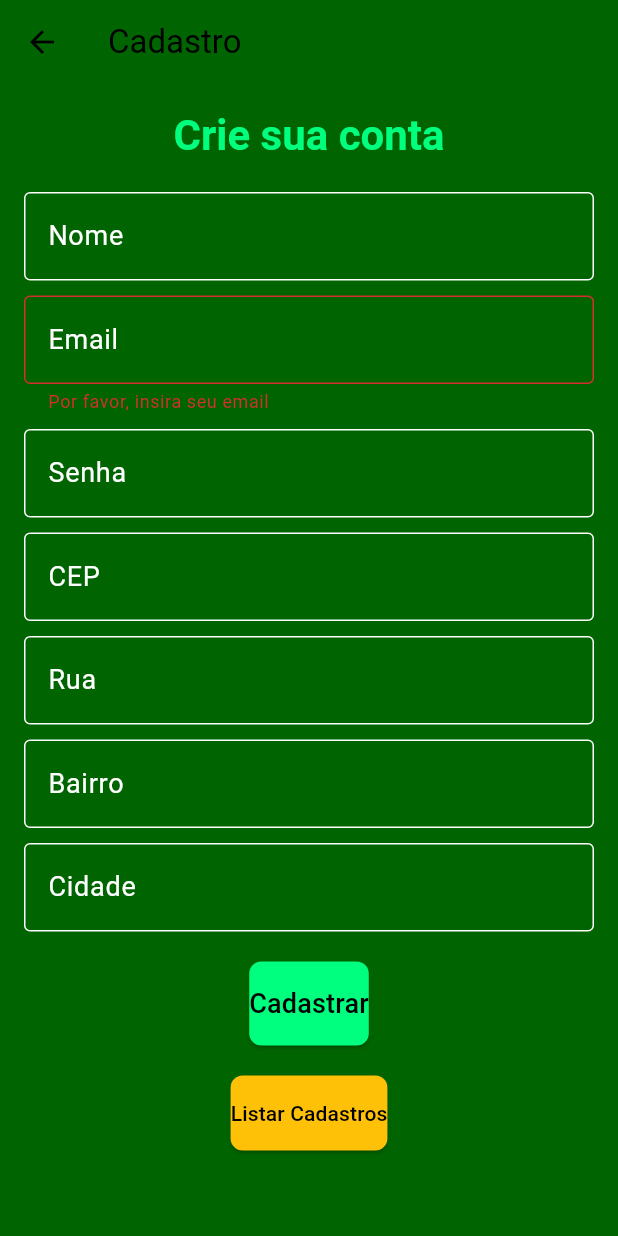
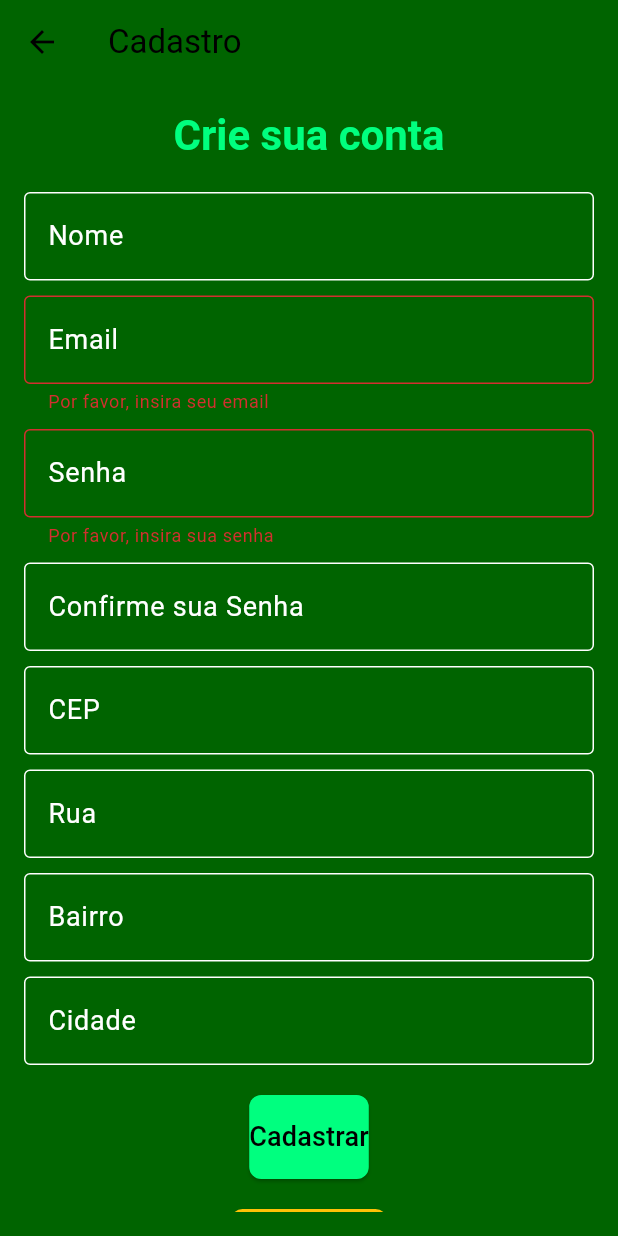
Before and after one commit to Davidhlpaula25/ProjetoDoa-o, a Flutter app: the CadastroScreen screen opened by its route, after a tap on "Cadastrar", on a phone screen of 412 x 824 dp. Run offline on Flutter 3.47's test engine with Material 3 defaults, Android fonts, the phone set to English and light mode, and no system bars; our stand-ins replace cloud_firestore, firebase_auth, firebase_core, fl_chart, flutter_multi_formatter, get and 1 more; accounts and stored records are empty.

Commit message:
Atualização do visual e do cadastro de usuario, grafico pizza em %

```diff
--- a/lib/cadastro_screen.dart
+++ b/lib/cadastro_screen.dart
@@ -8,6 +8,7 @@ class CadastroScreen extends StatefulWidget {
   const CadastroScreen({super.key});
 
   @override
+  // ignore: library_private_types_in_public_api
   _CadastroScreenState createState() => _CadastroScreenState();
 }
 
@@ -15,6 +16,7 @@ class _CadastroScreenState extends State<CadastroScreen> with TickerProviderStat
   final TextEditingController _nameController = TextEditingController();
   final TextEditingController _emailController = TextEditingController();
   final TextEditingController _passwordController = TextEditingController();
+  final TextEditingController _confirmPasswordController = TextEditingController();
   final TextEditingController _cepController = TextEditingController();
   final TextEditingController _ruaController = TextEditingController();
   final TextEditingController _bairroController = TextEditingController();
@@ -88,6 +90,7 @@ class _CadastroScreenState extends State<CadastroScreen> with TickerProviderStat
     _nameController.clear();
     _emailController.clear();
     _passwordController.clear();
+    _confirmPasswordController.clear();
     _cepController.clear();
     _ruaController.clear();
     _bairroController.clear();
@@ -130,7 +133,20 @@ class _CadastroScreenState extends State<CadastroScreen> with TickerProviderStat
                     _buildTextField('Email', _emailController,
                         keyboardType: TextInputType.emailAddress, validator: _validarEmail),
                     const SizedBox(height: 10),
-                    _buildTextField('Senha', _passwordController, obscureText: true),
+                    _buildTextField('Senha', _passwordController,
+                        obscureText: true, validator: _validarSenha),
+                    const SizedBox(height: 10),
+                    _buildTextField(
+                      'Confirme sua Senha',
+                      _confirmPasswordController,
+                      obscureText: true,
+                      validator: (value) {
+                        if (value != _passwordController.text) {
+                          return 'As senhas não coincidem.';
+                        }
+                        return null;
+                      },
+                    ),
                     const SizedBox(height: 10),
                     _buildTextField('CEP', _cepController,
                         keyboardType: TextInputType.number,
@@ -258,4 +274,13 @@ class _CadastroScreenState extends State<CadastroScreen> with TickerProviderStat
     }
     return null;
   }
+
+  String? _validarSenha(String? value) {
+    if (value == null || value.isEmpty) {
+      return 'Por favor, insira sua senha';
+    } else if (value.length < 6) {
+      return 'A senha deve ter pelo menos 6 caracteres';
+    }
+    return null;
+  }
 }
--- a/lib/home/home.view.dart
+++ b/lib/home/home.view.dart
@@ -4,6 +4,7 @@ class HomeScreen extends StatefulWidget {
   const HomeScreen({super.key});
 
   @override
+  // ignore: library_private_types_in_public_api
   _HomeScreenState createState() => _HomeScreenState();
 }
 
--- a/lib/login/login.view.dart
+++ b/lib/login/login.view.dart
@@ -6,6 +6,7 @@ class LoginScreen extends StatefulWidget {
   const LoginScreen({super.key});
 
   @override
+  // ignore: library_private_types_in_public_api
   _LoginScreenState createState() => _LoginScreenState();
 }
 
@@ -101,7 +102,7 @@ class _LoginScreenState extends State<LoginScreen> with TickerProviderStateMixin
                         borderRadius: BorderRadius.circular(8),
                       ),
                     ),
-                    style: const TextStyle(color: Colors.black),
+                    style: const TextStyle(color: Color.fromARGB(255, 250, 249, 249)),
                     validator: (value) {
                       if (value == null || value.isEmpty) {
                         return 'Por favor, insira seu email';
@@ -128,7 +129,7 @@ class _LoginScreenState extends State<LoginScreen> with TickerProviderStateMixin
                         borderRadius: BorderRadius.circular(8),
                       ),
                     ),
-                    style: const TextStyle(color: Colors.black),
+                    style: const TextStyle(color: Color.fromARGB(255, 250, 249, 249)),
                     validator: (value) {
                       if (value == null || value.isEmpty) {
                         return 'Por favor, insira sua senha';
--- a/lib/login/loginButton.dart
+++ b/lib/login/loginButton.dart
@@ -1,4 +1,3 @@
-// ignore: file_names
 
 import 'package:authentication/controllers/loginController.dart';
 import 'package:flutter/material.dart';
--- a/lib/main.dart
+++ b/lib/main.dart
@@ -54,6 +54,7 @@ class SplashScreen extends StatefulWidget {
   const SplashScreen({super.key});
 
   @override
+  // ignore: library_private_types_in_public_api
   _SplashScreenState createState() => _SplashScreenState();
 }
 
--- a/pubspec.yaml
+++ b/pubspec.yaml
@@ -19,11 +19,14 @@ dependencies:
   cloud_firestore: ^5.4.4
   get: ^4.6.6
   http: ^1.2.2
+  fl_chart: ^0.69.2
+  flutter_multi_formatter: ^2.13.0
 
 dev_dependencies:
   flutter_test:
     sdk: flutter
 
+
   flutter_lints: ^4.0.0
 
 flutter:
```
Also changed, not shown: lib/controllers/loginController.dart (+1 -8 lines), lib/home/cadastrar_doacoes_screen.dart (+12 -3 lines), lib/ranking_screen.dart (+123 -43 lines), pubspec.lock, 5 other files.
